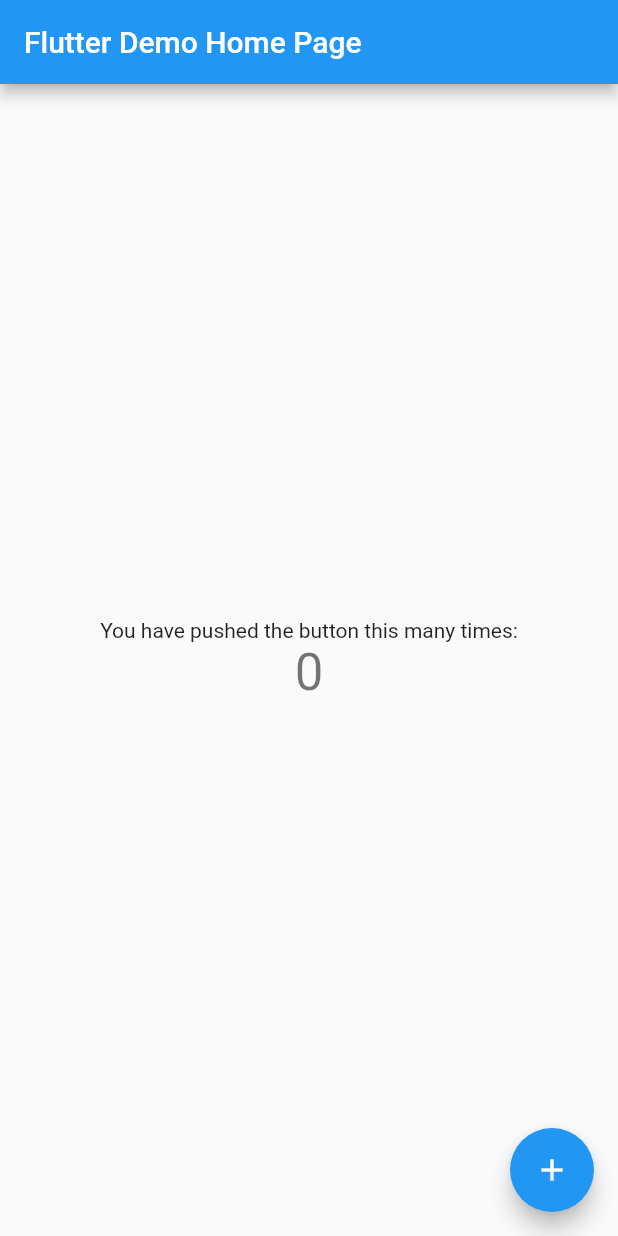
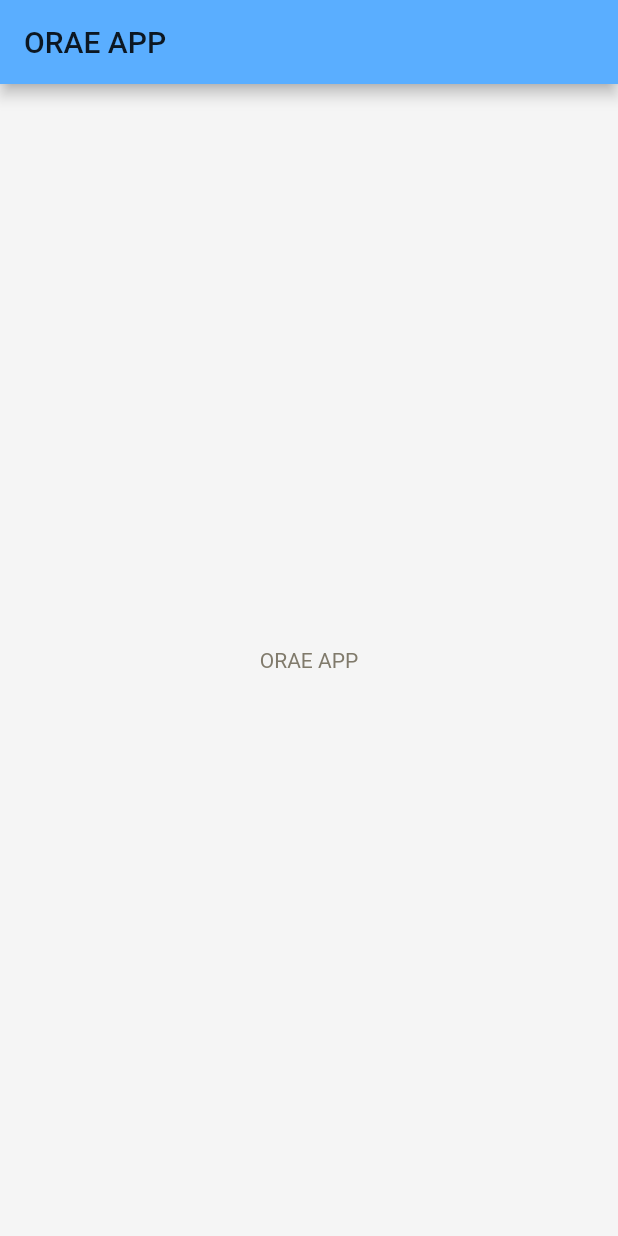
Before and after one commit to JWHAPO/orae_app, a Flutter app: the screen it shows after launch, on a phone screen of 412 x 824 dp. Run offline on Flutter 3.47's test engine with Material 2 defaults, Android fonts, the phone set to English and light mode, and no system bars.

Commit message:
divide main and home

```diff
--- a/lib/main.dart
+++ b/lib/main.dart
@@ -1,111 +1,17 @@
 import 'package:flutter/material.dart';
+import 'package:oraeapp/theme/mythemes.dart';
+import 'package:oraeapp/util/route.dart';
 
 void main() => runApp(MyApp());
 
 class MyApp extends StatelessWidget {
-  // This widget is the root of your application.
   @override
   Widget build(BuildContext context) {
     return MaterialApp(
-      title: 'Flutter Demo',
-      theme: ThemeData(
-        // This is the theme of your application.
-        //
-        // Try running your application with "flutter run". You'll see the
-        // application has a blue toolbar. Then, without quitting the app, try
-        // changing the primarySwatch below to Colors.green and then invoke
-        // "hot reload" (press "r" in the console where you ran "flutter run",
-        // or simply save your changes to "hot reload" in a Flutter IDE).
-        // Notice that the counter didn't reset back to zero; the application
-        // is not restarted.
-        primarySwatch: Colors.blue,
-      ),
-      home: MyHomePage(title: 'Flutter Demo Home Page'),
+      debugShowCheckedModeBanner: false,
+      theme: MyThemes.getThemeFromKey(MyThemeKeys.LIGHT),
+      onGenerateRoute: Router.generateRoute,
+      initialRoute: '/',
     );
   }
 }
-
-class MyHomePage extends StatefulWidget {
-  MyHomePage({Key key, this.title}) : super(key: key);
-
-  // This widget is the home page of your application. It is stateful, meaning
-  // that it has a State object (defined below) that contains fields that affect
-  // how it looks.
-
-  // This class is the configuration for the state. It holds the values (in this
-  // case the title) provided by the parent (in this case the App widget) and
-  // used by the build method of the State. Fields in a Widget subclass are
-  // always marked "final".
-
-  final String title;
-
-  @override
-  _MyHomePageState createState() => _MyHomePageState();
-}
-
-class _MyHomePageState extends State<MyHomePage> {
-  int _counter = 0;
-
-  void _incrementCounter() {
-    setState(() {
-      // This call to setState tells the Flutter framework that something has
-      // changed in this State, which causes it to rerun the build method below
-      // so that the display can reflect the updated values. If we changed
-      // _counter without calling setState(), then the build method would not be
-      // called again, and so nothing would appear to happen.
-      _counter++;
-    });
-  }
-
-  @override
-  Widget build(BuildContext context) {
-    // This method is rerun every time setState is called, for instance as done
-    // by the _incrementCounter method above.
-    //
-    // The Flutter framework has been optimized to make rerunning build methods
-    // fast, so that you can just rebuild anything that needs updating rather
-    // than having to individually change instances of widgets.
-    return Scaffold(
-      appBar: AppBar(
-        // Here we take the value from the MyHomePage object that was created by
-        // the App.build method, and use it to set our appbar title.
-        title: Text(widget.title),
-      ),
-      body: Center(
-        // Center is a layout widget. It takes a single child and positions it
-        // in the middle of the parent.
-        child: Column(
-          // Column is also a layout widget. It takes a list of children and
-          // arranges them vertically. By default, it sizes itself to fit its
-          // children horizontally, and tries to be as tall as its parent.
-          //
-          // Invoke "debug painting" (press "p" in the console, choose the
-          // "Toggle Debug Paint" action from the Flutter Inspector in Android
-          // Studio, or the "Toggle Debug Paint" command in Visual Studio Code)
-          // to see the wireframe for each widget.
-          //
-          // Column has various properties to control how it sizes itself and
-          // how it positions its children. Here we use mainAxisAlignment to
-          // center the children vertically; the main axis here is the vertical
-          // axis because Columns are vertical (the cross axis would be
-          // horizontal).
-          mainAxisAlignment: MainAxisAlignment.center,
-          children: <Widget>[
-            Text(
-              'You have pushed the button this many times:',
-            ),
-            Text(
-              '$_counter',
-              style: Theme.of(context).textTheme.display1,
-            ),
-          ],
-        ),
-      ),
-      floatingActionButton: FloatingActionButton(
-        onPressed: _incrementCounter,
-        tooltip: 'Increment',
-        child: Icon(Icons.add),
-      ), // This trailing comma makes auto-formatting nicer for build methods.
-    );
-  }
-}
--- /dev/null
+++ b/lib/theme/mythemes.dart
@@ -0,0 +1,81 @@
+import 'package:flutter/material.dart';
+
+enum MyThemeKeys {LIGHT, DARK, DARKER}
+
+class MyThemes{
+
+  static final largeTextSize = 26.0;
+  static final mediumTextSize = 20.0;
+  static final bodyTextSize = 16.0;
+
+  static final String fontNameDefault = 'Font-M';
+
+  static final ThemeData lightThemeBase = ThemeData.light();
+  static final ThemeData lightTheme = ThemeData(
+    textTheme: TextTheme(
+        headline: lightThemeBase.textTheme.headline.copyWith(
+          fontFamily: fontNameDefault,
+          fontSize: mediumTextSize,
+          color: Colors.black,
+        ),
+        title: lightThemeBase.textTheme.title.copyWith(
+            fontFamily: fontNameDefault,
+            fontSize: mediumTextSize,
+            color: Colors.black
+        ),
+        display1: lightThemeBase.textTheme.headline.copyWith(
+          fontFamily: fontNameDefault,
+          fontSize: bodyTextSize,
+          color: Colors.white,
+        ),
+        display2: lightThemeBase.textTheme.headline.copyWith(
+          fontFamily: fontNameDefault,
+          fontSize: bodyTextSize,
+          color: Colors.grey,
+        ),
+        caption: lightThemeBase.textTheme.caption.copyWith(
+          color: Color(0xFFCCC5AF),
+        ),
+        body1: lightThemeBase.textTheme.body1.copyWith(color: Color(0xFF807A6B))
+    ),
+      primaryColor: Color(0xff5AAEFF),
+      //primaryColor: Color(0xff4829b2),
+      indicatorColor: Color(0xFF807A6B),
+      scaffoldBackgroundColor: Color(0xFFF5F5F5),
+      accentColor: Color(0xFFFFF8E1),
+      iconTheme: IconThemeData(
+        color: Colors.white,
+        size: 20.0,
+      ),
+      buttonColor: Colors.white,
+      backgroundColor: Colors.white,
+      tabBarTheme: lightThemeBase.tabBarTheme.copyWith(
+        labelColor: Color(0xff5AAEFF),
+        unselectedLabelColor: Colors.grey,
+      )
+  );
+
+  static final ThemeData darkTheme = ThemeData(
+    primaryColor: Colors.grey,
+    brightness: Brightness.dark,
+  );
+
+  static final ThemeData darkerTheme = ThemeData(
+    primaryColor: Colors.black,
+    brightness: Brightness.dark,
+  );
+
+  static ThemeData getThemeFromKey(MyThemeKeys themeKey) {
+    switch (themeKey) {
+      case MyThemeKeys.LIGHT:
+        return lightTheme;
+      case MyThemeKeys.DARK:
+        return darkTheme;
+      case MyThemeKeys.DARKER:
+        return darkerTheme;
+      default:
+        return lightTheme;
+    }
+  }
+
+}
--- /dev/null
+++ b/lib/util/home.dart
@@ -0,0 +1,19 @@
+import 'package:flutter/material.dart';
+
+class HomePage extends StatefulWidget {
+  @override
+  _HomePageState createState() => _HomePageState();
+}
+
+class _HomePageState extends State<HomePage> {
+  @override
+  Widget build(BuildContext context) {
+    return Scaffold(
+      appBar: AppBar(title: Text('ORAE APP'),),
+      body: Container(
+        alignment: Alignment.center,
+        child: Text("ORAE APP"),
+      ),
+    );
+  }
+}
--- a/lib/util/route.dart
+++ b/lib/util/route.dart
@@ -1,7 +1,7 @@
 import 'package:flutter/widgets.dart';
 import 'package:flutter/material.dart';
 
-import '../main.dart';
+import 'home.dart';
 
 
 
@@ -9,9 +9,9 @@
   static Route<dynamic> generateRoute(RouteSettings settings){
     switch(settings.name){
       case '/':
-        return FadeRoute(page: MyHomePage());
+        return FadeRoute(page: HomePage());
 //      case 'splash':
-//        return FadeRoute(page: SplashPage());S
+//        return FadeRoute(page: SplashPage());
 
       default:
         return MaterialPageRoute(builder: (_) {
```
Also changed, not shown: 2 other files.
